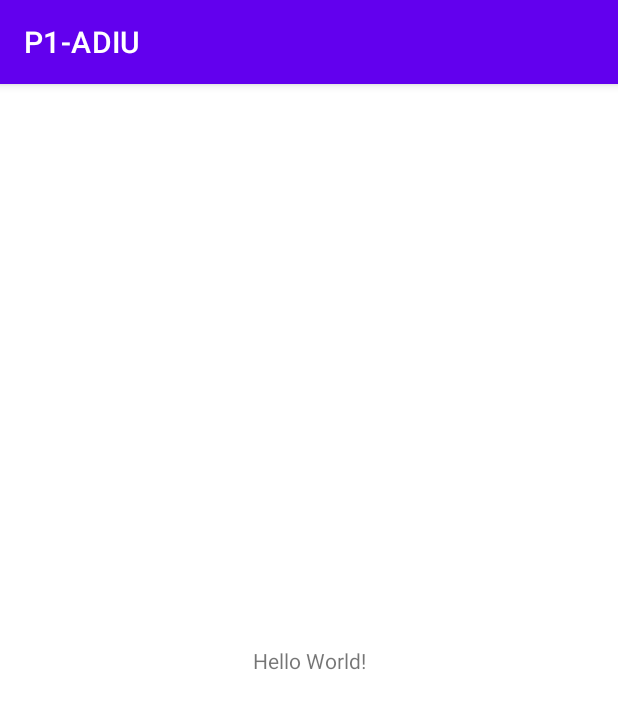
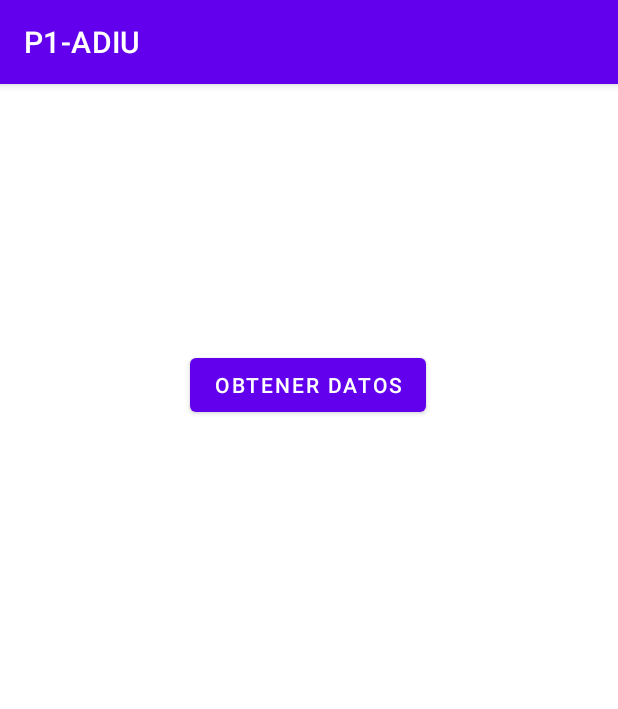
Before and after one commit to nadal12/PeliculasWeb-App-Android, an Android app: the screen it shows after launch (MainActivity), on a phone screen of 412 x 824 dp. Shown: the top 709 px of the screen. Run offline under Robolectric (Android 15) with nearby library versions, the phone set to English and light mode, and no system bars.

```diff
--- a/app/src/main/java/com/example/p1_adiu/MainActivity.java
+++ b/app/src/main/java/com/example/p1_adiu/MainActivity.java
@@ -3,6 +3,9 @@ package com.example.p1_adiu;
 import androidx.appcompat.app.AppCompatActivity;
 
 import android.os.Bundle;
+import android.view.View;
+import android.widget.Button;
+import android.widget.Toast;
 
 public class MainActivity extends AppCompatActivity {
 
@@ -10,5 +13,14 @@ public class MainActivity extends AppCompatActivity {
     protected void onCreate(Bundle savedInstanceState) {
         super.onCreate(savedInstanceState);
         setContentView(R.layout.activity_main);
+
+        View mainButton = (Button) findViewById(R.id.button);
+        mainButton.setOnClickListener(v -> {
+            getData();
+        });
+    }
+
+    private void getData() {
+        Toast.makeText(MainActivity.this, "Botón pulsado", Toast.LENGTH_LONG).show();
     }
 }
--- a/app/src/main/res/layout/activity_main.xml
+++ b/app/src/main/res/layout/activity_main.xml
@@ -2,17 +2,20 @@
 <androidx.constraintlayout.widget.ConstraintLayout xmlns:android="http://schemas.android.com/apk/res/android"
     xmlns:app="http://schemas.android.com/apk/res-auto"
     xmlns:tools="http://schemas.android.com/tools"
+    android:id="@+id/obtenerDatos"
     android:layout_width="match_parent"
     android:layout_height="match_parent"
     tools:context=".MainActivity">
 
-    <TextView
+    <Button
+        android:id="@+id/button"
         android:layout_width="wrap_content"
         android:layout_height="wrap_content"
-        android:text="Hello World!"
+        android:text="@string/obtener_datos"
         app:layout_constraintBottom_toBottomOf="parent"
-        app:layout_constraintLeft_toLeftOf="parent"
-        app:layout_constraintRight_toRightOf="parent"
-        app:layout_constraintTop_toTopOf="parent" />
-
+        app:layout_constraintEnd_toEndOf="parent"
+        app:layout_constraintHorizontal_bias="0.498"
+        app:layout_constraintStart_toStartOf="parent"
+        app:layout_constraintTop_toTopOf="parent"
+        app:layout_constraintVertical_bias="0.245" />
 </androidx.constraintlayout.widget.ConstraintLayout>
--- a/app/src/main/res/values/strings.xml
+++ b/app/src/main/res/values/strings.xml
@@ -1,3 +1,4 @@
 <resources>
     <string name="app_name">P1-ADIU</string>
+    <string name="obtener_datos">Obtener datos</string>
 </resources>
```
